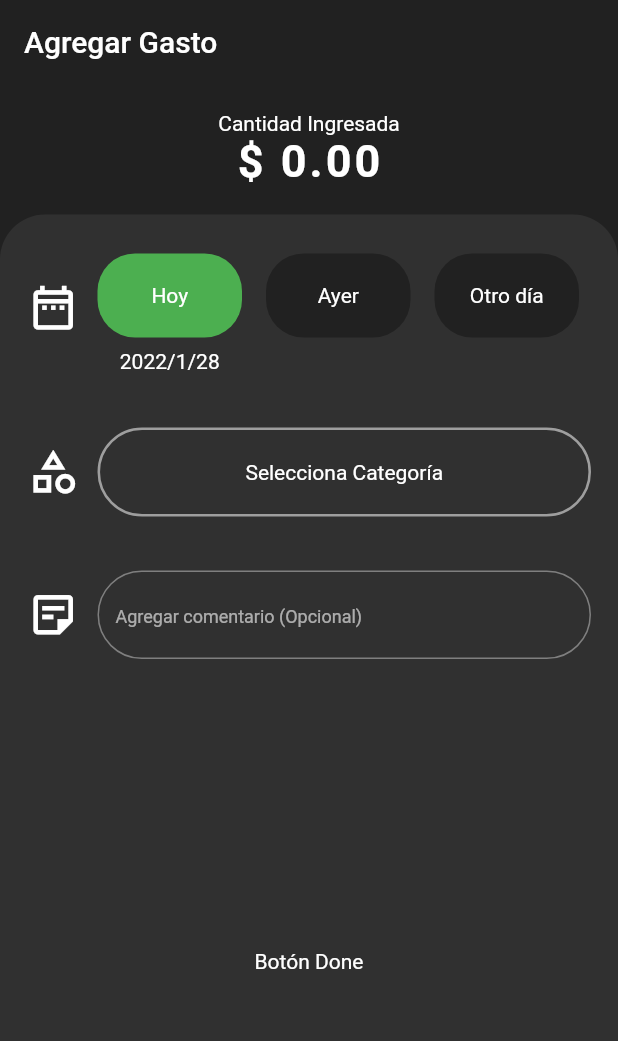
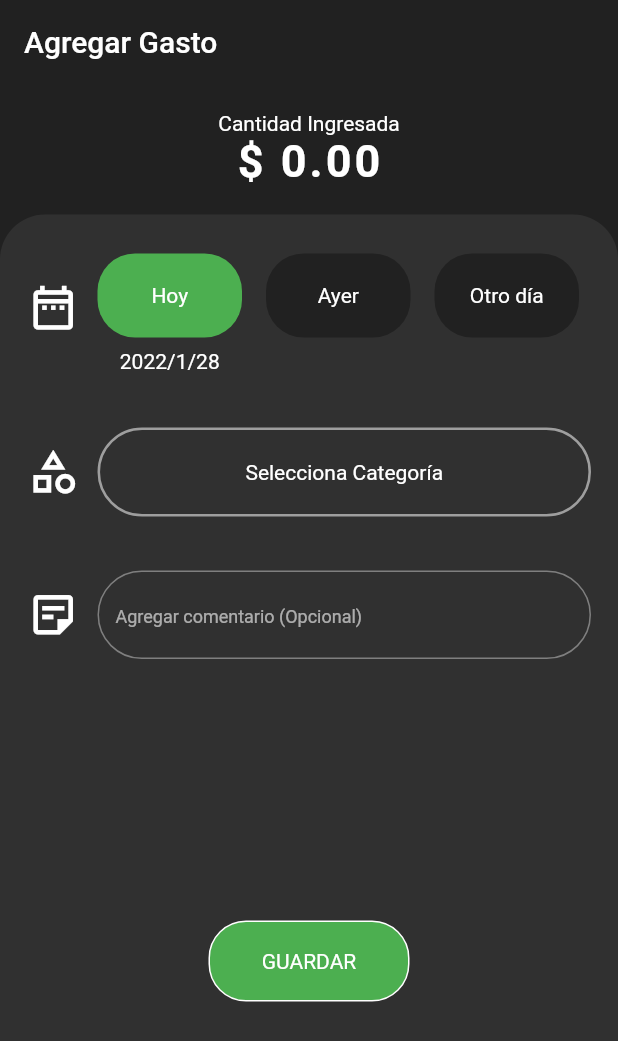
Before and after one commit to EnriquemQz/exp-Updated, a Flutter app: the AddExpenses screen opened directly, on a phone screen of 412 x 824 dp. Shown: the top 1041 px of the screen. Run offline on Flutter 3.47's test engine with Material 2 defaults, Android fonts, the phone set to English and light mode, and no system bars; our stand-ins replace flutter_speed_dial, fluttertoast, sqflite; missing offline and left inert: flutter_material_color_picker; accounts and stored records are empty.

Commit message:
Fin sección 8

```diff
--- /dev/null
+++ b/lib/models/expenses_model.dart
@@ -0,0 +1,45 @@
+import 'dart:convert';
+
+ExpensesModel featuresModelFromJson(String str) => ExpensesModel.fromJson(json.decode(str));
+
+String featuresModelToJson(ExpensesModel data) => json.encode(data.toJson());
+
+class ExpensesModel {
+    ExpensesModel({
+        this.id,
+        this.link,
+        this.year = 0,
+        this.month = 0,
+        this.day = 0,
+        this.comment = '',
+        this.expense = 0.0,
+    });
+
+    int? id;
+    int? link;
+    int year;
+    int month;
+    int day;
+    String comment;
+    double expense;
+
+    factory ExpensesModel.fromJson(Map<String, dynamic> json) => ExpensesModel(
+        id: json["id"],
+        link: json["link"],
+        year: json["year"],
+        month: json["month"],
+        day: json["day"],
+        comment: json["comment"],
+        expense: json["expense"].toDouble(),
+    );
+
+    Map<String, dynamic> toJson() => {
+        "id": id,
+        "link": link,
+        "year": year,
+        "month": month,
+        "day": day,
+        "comment": comment,
+        "expense": expense,
+    };
+}
--- a/lib/pages/add_expenses.dart
+++ b/lib/pages/add_expenses.dart
@@ -6,6 +6,7 @@ import 'package:exp_app/widgets/add_expenses_wt/bs_category.dart';
 import 'package:exp_app/widgets/add_expenses_wt/bs_num_keyboard.dart';
 import 'package:exp_app/widgets/add_expenses_wt/comment_box.dart';
 import 'package:exp_app/widgets/add_expenses_wt/date_picker.dart';
+import 'package:exp_app/widgets/add_expenses_wt/save_button.dart';
 import 'package:flutter/material.dart';
 
 class AddExpenses extends StatelessWidget {
@@ -37,13 +38,8 @@ class AddExpenses extends StatelessWidget {
                   CommentBox(cModel: cModel),
                   Expanded(
                     child: Center(
-                      child: GestureDetector(
-                        onTap: (){
-                          print('Gasto: ${cModel.amount}');
-                          print('Fecha: ${cModel.year}/${cModel.month}/${cModel.day}');
-                          print('Comentario: ${cModel.comment}');
-                        },
-                        child: const Text('Botón Done')))
+                      child: SaveButton(cModel: cModel)
+                    )
                   ),
                 ],
               ),
--- a/lib/pages/home_page.dart
+++ b/lib/pages/home_page.dart
@@ -27,13 +27,14 @@ class _HomePage extends StatelessWidget {
   @override
   Widget build(BuildContext context) {
     final uiProvider = Provider.of<UIProvider>(context);
-    // final exProvider = Provider.of<ExpensesProvider>(context, listen: false);
     final exProvider = context.read<ExpensesProvider>();
+    final DateTime _date = DateTime.now();
 
     final currentIndex = uiProvider.bnbIndex;
 
     switch(currentIndex){
       case 0:
+        exProvider.getExpensesByDate(_date.month, _date.year);
         exProvider.getAllFeatures();
         return const BalancePage();
       case 1:
--- a/lib/utils/page_animation_routes.dart
+++ b/lib/utils/page_animation_routes.dart
@@ -15,7 +15,7 @@ class PageAnimationRoutes extends PageRouteBuilder {
   )
 
   :super(
-    transitionDuration: const Duration(milliseconds: 400),
+    transitionDuration: const Duration(milliseconds: 500),
     transitionsBuilder:
     (
       BuildContext context,
--- a/lib/widgets/add_expenses_wt/bs_category.dart
+++ b/lib/widgets/add_expenses_wt/bs_category.dart
@@ -83,8 +83,9 @@ class _BSCategoryState extends State<BSCategory> {
 
   _categorySelected(List<FeaturesModel> fList){
 
-    void _itemSelected(String category, String color){
+    void _itemSelected(String category, String color, int link){
       setState(() {
+        widget.cModel.link = link;
         widget.cModel.category = category;
         widget.cModel.color = color;
         Navigator.pop(context);
@@ -114,7 +115,8 @@ class _BSCategoryState extends State<BSCategory> {
             onTap: (){
               _itemSelected(
                 item.category,
-                item.color
+                item.color,
+                item.id!
               );
             },
           );
--- /dev/null
+++ b/lib/widgets/add_expenses_wt/save_button.dart
@@ -0,0 +1,52 @@
+import 'package:exp_app/models/combined_model.dart';
+import 'package:exp_app/utils/constants.dart';
+import 'package:flutter/material.dart';
+import 'package:fluttertoast/fluttertoast.dart';
+import 'package:provider/provider.dart';
+
+import '../../providers/expenses_provider.dart';
+
+class SaveButton extends StatelessWidget {
+  final CombinedModel cModel;
+  const SaveButton({Key? key, required this.cModel}) : super(key: key);
+
+  @override
+  Widget build(BuildContext context) {
+    final exProvider = context.read<ExpensesProvider>();
+
+    return GestureDetector(
+      onTap: (){
+
+        if(cModel.amount != 0.00 && cModel.link != null){
+          exProvider.addNewExpense(cModel);
+          Fluttertoast.showToast(
+            msg: 'Gasto agregado 👍',
+            backgroundColor: Colors.green
+          );
+          Navigator.pop(context);
+        } else if(cModel.amount == 0.0){
+          Fluttertoast.showToast(
+            msg: 'No olvides agregar un gasto',
+            backgroundColor: Colors.red
+          );
+        } else {
+          Fluttertoast.showToast(
+            msg: 'No olvides seleccionar una categoría',
+            backgroundColor: Colors.red
+          );
+        }
+
+
+      },
+      child: SizedBox(
+        height: 70.0,
+        width: 150.0,
+        child: Constants.customButton(
+         Colors.green,
+         Colors.white,
+         'GUARDAR'
+        ),
+      )
+    );
+  }
+}
```
Also changed, not shown: lib/pages/expenses_details.dart (added, +141 -0 lines), lib/providers/db_expenses.dart (added, +80 -0 lines), lib/providers/expenses_provider.dart (+95 -9 lines), lib/utils/math_operations.dart (added, +7 -0 lines), lib/widgets/balance_page_wt/back_sheet.dart (+14 -1 lines), lib/pages/balance_page.dart (line endings or trailing spaces).
